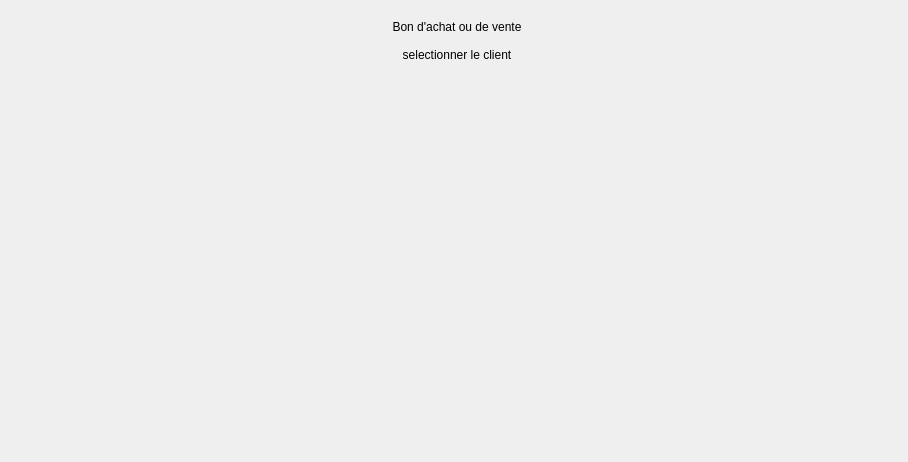
Old version of the form New folder/Purchcemodifided.ui in the repository aitsaadachakib/Inventory-and-Sales-Management-System.
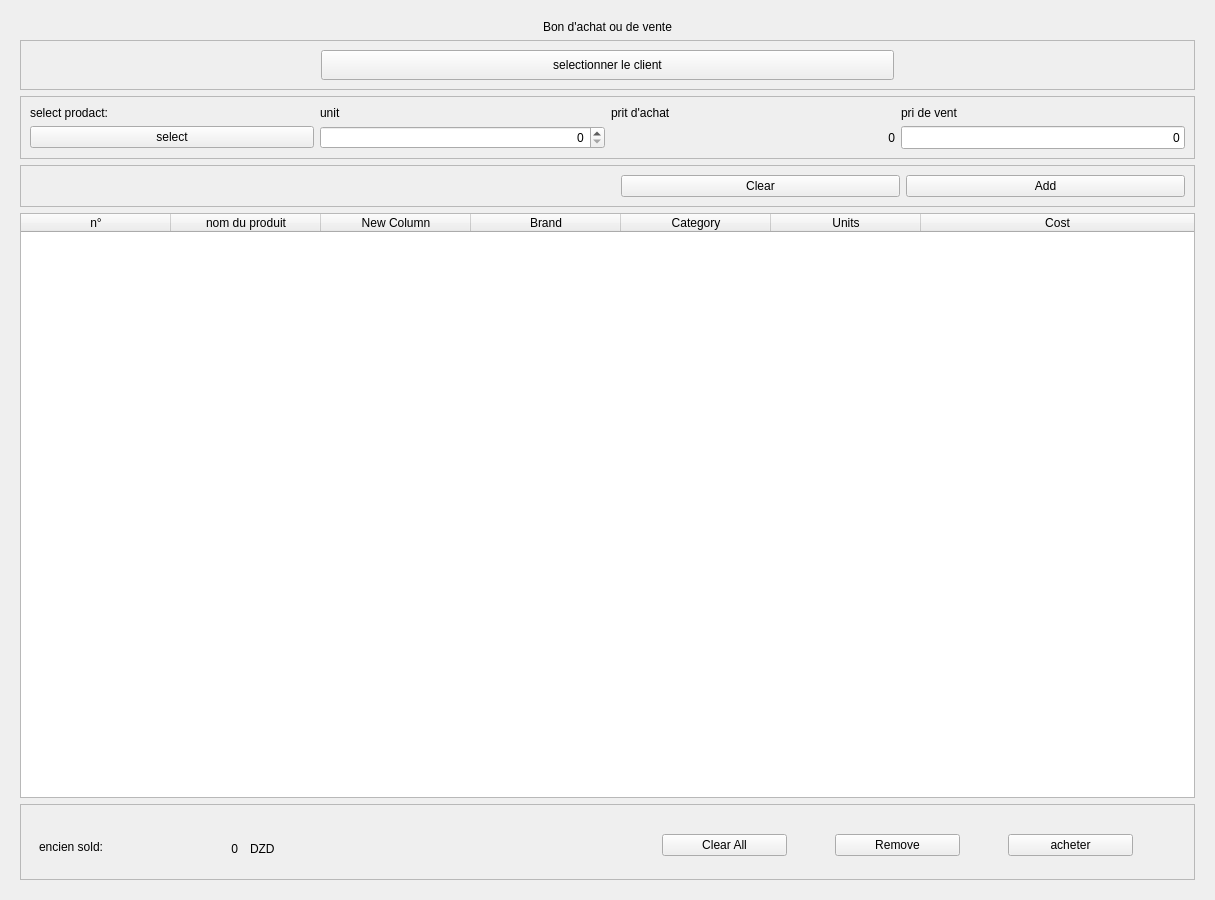
New version of the form.

Commit message: adding client menu not comleted

```diff
--- a/New folder/Purchcemodifided.ui
+++ b/New folder/Purchcemodifided.ui
@@ -9,8 +9,8 @@
    <rect>
     <x>0</x>
     <y>0</y>
-    <width>908</width>
-    <height>462</height>
+    <width>1215</width>
+    <height>900</height>
    </rect>
   </property>
   <property name="windowTitle">
@@ -23,16 +23,22 @@
    <bool>false</bool>
   </property>
   <layout class="QGridLayout" name="gridLayout">
-   <item row="0" column="1">
-    <widget class="QFrame" name="frame">
+   <item row="0" column="0">
+    <widget class="QFrame" name="mainfraim">
+     <property name="sizePolicy">
+      <sizepolicy hsizetype="Expanding" vsizetype="Expanding">
+       <horstretch>0</horstretch>
+       <verstretch>0</verstretch>
+      </sizepolicy>
+     </property>
      <property name="frameShape">
       <enum>QFrame::NoFrame</enum>
      </property>
      <property name="frameShadow">
       <enum>QFrame::Plain</enum>
      </property>
-     <layout class="QFormLayout" name="formLayout">
-      <item row="0" column="1">
+     <layout class="QGridLayout" name="gridLayout_4">
+      <item row="0" column="0">
        <widget class="QLabel" name="label">
         <property name="minimumSize">
          <size>
@@ -54,20 +60,521 @@
         </property>
        </widget>
       </item>
-      <item row="1" column="1">
-       <widget class="QLabel" name="label_2">
+      <item row="1" column="0">
+       <widget class="QFrame" name="selctclientframe">
         <property name="minimumSize">
          <size>
           <width>0</width>
-          <height>30</height>
+          <height>0</height>
          </size>
         </property>
-        <property name="text">
-         <string>selectionner le client</string>
+        <property name="frameShape">
+         <enum>QFrame::StyledPanel</enum>
         </property>
-        <property name="alignment">
-         <set>Qt::AlignCenter</set>
+        <property name="frameShadow">
+         <enum>QFrame::Raised</enum>
         </property>
+        <layout class="QGridLayout" name="gridLayout_2">
+         <property name="leftMargin">
+          <number>300</number>
+         </property>
+         <property name="rightMargin">
+          <number>300</number>
+         </property>
+         <item row="0" column="0">
+          <widget class="QPushButton" name="clientbutton">
+           <property name="minimumSize">
+            <size>
+             <width>0</width>
+             <height>30</height>
+            </size>
+           </property>
+           <property name="text">
+            <string>selectionner le client</string>
+           </property>
+          </widget>
+         </item>
+        </layout>
+       </widget>
+      </item>
+      <item row="3" column="0">
+       <widget class="QFrame" name="frame_2">
+        <property name="minimumSize">
+         <size>
+          <width>0</width>
+          <height>0</height>
+         </size>
+        </property>
+        <property name="frameShape">
+         <enum>QFrame::StyledPanel</enum>
+        </property>
+        <property name="frameShadow">
+         <enum>QFrame::Raised</enum>
+        </property>
+        <layout class="QHBoxLayout" name="horizontalLayout">
+         <property name="leftMargin">
+          <number>600</number>
+         </property>
+         <item>
+          <widget class="QPushButton" name="pushButton_3">
+           <property name="text">
+            <string>Clear</string>
+           </property>
+          </widget>
+         </item>
+         <item>
+          <widget class="QPushButton" name="pushButton_2">
+           <property name="text">
+            <string>Add</string>
+           </property>
+          </widget>
+         </item>
+        </layout>
+       </widget>
+      </item>
+      <item row="2" column="0">
+       <widget class="QFrame" name="frame">
+        <property name="sizePolicy">
+         <sizepolicy hsizetype="Preferred" vsizetype="Preferred">
+          <horstretch>0</horstretch>
+          <verstretch>0</verstretch>
+         </sizepolicy>
+        </property>
+        <property name="minimumSize">
+         <size>
+          <width>0</width>
+          <height>0</height>
+         </size>
+        </property>
+        <property name="frameShape">
+         <enum>QFrame::StyledPanel</enum>
+        </property>
+        <property name="frameShadow">
+         <enum>QFrame::Raised</enum>
+        </property>
+        <layout class="QGridLayout" name="gridLayout_3">
+         <item row="1" column="3">
+          <widget class="QLineEdit" name="pritdeventetext">
+           <property name="sizePolicy">
+            <sizepolicy hsizetype="Preferred" vsizetype="Preferred">
+             <horstretch>0</horstretch>
+             <verstretch>0</verstretch>
+            </sizepolicy>
+           </property>
+           <property name="text">
+            <string>0</string>
+           </property>
+           <property name="alignment">
+            <set>Qt::AlignRight|Qt::AlignTrailing|Qt::AlignVCenter</set>
+           </property>
+          </widget>
+         </item>
+         <item row="1" column="0">
+          <widget class="QPushButton" name="productbutton">
+           <property name="text">
+            <string>select</string>
+           </property>
+          </widget>
+         </item>
+         <item row="0" column="3">
+          <widget class="QLabel" name="label_5">
+           <property name="text">
+            <string>pri de vent</string>
+           </property>
+          </widget>
+         </item>
+         <item row="0" column="1">
+          <widget class="QLabel" name="label_3">
+           <property name="text">
+            <string>unit</string>
+           </property>
+          </widget>
+         </item>
+         <item row="0" column="0">
+          <widget class="QLabel" name="label_2">
+           <property name="text">
+            <string>select prodact:</string>
+           </property>
+          </widget>
+         </item>
+         <item row="0" column="2">
+          <widget class="QLabel" name="label_4">
+           <property name="text">
+            <string>prit d'achat</string>
+           </property>
+          </widget>
+         </item>
+         <item row="1" column="2">
+          <widget class="QLabel" name="pritdachattext">
+           <property name="text">
+            <string>0</string>
+           </property>
+           <property name="alignment">
+            <set>Qt::AlignRight|Qt::AlignTrailing|Qt::AlignVCenter</set>
+           </property>
+          </widget>
+         </item>
+         <item row="1" column="1">
+          <widget class="QSpinBox" name="unitnumber">
+           <property name="alignment">
+            <set>Qt::AlignRight|Qt::AlignTrailing|Qt::AlignVCenter</set>
+           </property>
+          </widget>
+         </item>
+        </layout>
+       </widget>
+      </item>
+      <item row="4" column="0">
+       <widget class="QTableWidget" name="tableCart">
+        <property name="sizePolicy">
+         <sizepolicy hsizetype="Expanding" vsizetype="Expanding">
+          <horstretch>0</horstretch>
+          <verstretch>0</verstretch>
+         </sizepolicy>
+        </property>
+        <property name="minimumSize">
+         <size>
+          <width>0</width>
+          <height>500</height>
+         </size>
+        </property>
+        <property name="layoutDirection">
+         <enum>Qt::LeftToRight</enum>
+        </property>
+        <property name="autoFillBackground">
+         <bool>false</bool>
+        </property>
+        <property name="horizontalScrollBarPolicy">
+         <enum>Qt::ScrollBarAsNeeded</enum>
+        </property>
+        <property name="sizeAdjustPolicy">
+         <enum>QAbstractScrollArea::AdjustIgnored</enum>
+        </property>
+        <property name="editTriggers">
+         <set>QAbstractItemView::NoEditTriggers</set>
+        </property>
+        <property name="tabKeyNavigation">
+         <bool>true</bool>
+        </property>
+        <property name="showDropIndicator" stdset="0">
+         <bool>true</bool>
+        </property>
+        <property name="dragDropOverwriteMode">
+         <bool>true</bool>
+        </property>
+        <property name="alternatingRowColors">
+         <bool>true</bool>
+        </property>
+        <property name="selectionMode">
+         <enum>QAbstractItemView::SingleSelection</enum>
+        </property>
+        <property name="selectionBehavior">
+         <enum>QAbstractItemView::SelectRows</enum>
+        </property>
+        <property name="textElideMode">
+         <enum>Qt::ElideMiddle</enum>
+        </property>
+        <property name="verticalScrollMode">
+         <enum>QAbstractItemView::ScrollPerPixel</enum>
+        </property>
+        <property name="horizontalScrollMode">
+         <enum>QAbstractItemView::ScrollPerPixel</enum>
+        </property>
+        <property name="showGrid">
+         <bool>true</bool>
+        </property>
+        <property name="gridStyle">
+         <enum>Qt::SolidLine</enum>
+        </property>
+        <property name="sortingEnabled">
+         <bool>true</bool>
+        </property>
+        <attribute name="horizontalHeaderCascadingSectionResizes">
+         <bool>false</bool>
+        </attribute>
+        <attribute name="horizontalHeaderDefaultSectionSize">
+         <number>150</number>
+        </attribute>
+        <attribute name="horizontalHeaderStretchLastSection">
+         <bool>true</bool>
+        </attribute>
+        <column>
+         <property name="text">
+          <string>n°</string>
+         </property>
+        </column>
+        <column>
+         <property name="text">
+          <string>nom du produit</string>
+         </property>
+        </column>
+        <column>
+         <property name="text">
+          <string>New Column</string>
+         </property>
+        </column>
+        <column>
+         <property name="text">
+          <string>Brand</string>
+         </property>
+        </column>
+        <column>
+         <property name="text">
+          <string>Category</string>
+         </property>
+        </column>
+        <column>
+         <property name="text">
+          <string>Units</string>
+         </property>
+        </column>
+        <column>
+         <property name="text">
+          <string>Cost</string>
+         </property>
+        </column>
+       </widget>
+      </item>
+      <item row="5" column="0">
+       <widget class="QFrame" name="frame_3">
+        <property name="minimumSize">
+         <size>
+          <width>0</width>
+          <height>0</height>
+         </size>
+        </property>
+        <property name="frameShape">
+         <enum>QFrame::StyledPanel</enum>
+        </property>
+        <property name="frameShadow">
+         <enum>QFrame::Raised</enum>
+        </property>
+        <layout class="QGridLayout" name="gridLayout_5">
+         <item row="2" column="0">
+          <widget class="QFrame" name="frameSold">
+           <property name="minimumSize">
+            <size>
+             <width>0</width>
+             <height>0</height>
+            </size>
+           </property>
+           <property name="maximumSize">
+            <size>
+             <width>16777215</width>
+             <height>30</height>
+            </size>
+           </property>
+           <widget class="QLabel" name="labelTotal1">
+            <property name="geometry">
+             <rect>
+              <x>9</x>
+              <y>9</y>
+              <width>177</width>
+              <height>16</height>
+             </rect>
+            </property>
+            <property name="styleSheet">
+             <string notr="true"/>
+            </property>
+            <property name="text">
+             <string>encien sold:</string>
+            </property>
+           </widget>
+           <widget class="QLabel" name="labelSold">
+            <property name="geometry">
+             <rect>
+              <x>67</x>
+              <y>9</y>
+              <width>141</width>
+              <height>20</height>
+             </rect>
+            </property>
+            <property name="styleSheet">
+             <string notr="true"/>
+            </property>
+            <property name="text">
+             <string>0</string>
+            </property>
+            <property name="alignment">
+             <set>Qt::AlignRight|Qt::AlignTrailing|Qt::AlignVCenter</set>
+            </property>
+           </widget>
+           <widget class="QLabel" name="labelDZD">
+            <property name="geometry">
+             <rect>
+              <x>220</x>
+              <y>9</y>
+              <width>331</width>
+              <height>20</height>
+             </rect>
+            </property>
+            <property name="styleSheet">
+             <string notr="true"/>
+            </property>
+            <property name="text">
+             <string>DZD</string>
+            </property>
+           </widget>
+          </widget>
+         </item>
+         <item row="0" column="0">
+          <widget class="QFrame" name="frameCost">
+           <property name="minimumSize">
+            <size>
+             <width>0</width>
+             <height>0</height>
+            </size>
+           </property>
+           <property name="maximumSize">
+            <size>
+             <width>16777215</width>
+             <height>30</height>
+            </size>
+           </property>
+           <widget class="QLabel" name="labelCost">
+            <property name="geometry">
+             <rect>
+              <x>69</x>
+              <y>9</y>
+              <width>141</width>
+              <height>20</height>
+             </rect>
+            </property>
+            <property name="sizePolicy">
+             <sizepolicy hsizetype="Expanding" vsizetype="Expanding">
+              <horstretch>0</horstretch>
+              <verstretch>0</verstretch>
+             </sizepolicy>
+            </property>
+            <property name="styleSheet">
+             <string notr="true"/>
+            </property>
+            <property name="text">
+             <string>0</string>
+            </property>
+            <property name="alignment">
+             <set>Qt::AlignRight|Qt::AlignTrailing|Qt::AlignVCenter</set>
+            </property>
+           </widget>
+           <widget class="QLabel" name="labelRs">
+            <property name="geometry">
+             <rect>
+              <x>218</x>
+              <y>9</y>
+              <width>321</width>
+              <height>20</height>
+             </rect>
+            </property>
+            <property name="styleSheet">
+             <string notr="true"/>
+            </property>
+            <property name="text">
+             <string>DZD</string>
+            </property>
+           </widget>
+           <widget class="QLabel" name="labelTotal">
+            <property name="geometry">
+             <rect>
+              <x>9</x>
+              <y>9</y>
+              <width>173</width>
+              <height>16</height>
+             </rect>
+            </property>
+            <property name="styleSheet">
+             <string notr="true"/>
+            </property>
+            <property name="text">
+             <string>Total Cost :</string>
+            </property>
+           </widget>
+          </widget>
+         </item>
+         <item row="2" column="1">
+          <widget class="QFrame" name="frameCartButtons">
+           <property name="minimumSize">
+            <size>
+             <width>0</width>
+             <height>50</height>
+            </size>
+           </property>
+           <property name="maximumSize">
+            <size>
+             <width>16777215</width>
+             <height>50</height>
+            </size>
+           </property>
+           <layout class="QHBoxLayout" name="horizontalLayout_4">
+            <item>
+             <widget class="QPushButton" name="buttonClearAll">
+              <property name="minimumSize">
+               <size>
+                <width>125</width>
+                <height>0</height>
+               </size>
+              </property>
+              <property name="maximumSize">
+               <size>
+                <width>125</width>
+                <height>16777215</height>
+               </size>
+              </property>
+              <property name="cursor">
+               <cursorShape>PointingHandCursor</cursorShape>
+              </property>
+              <property name="text">
+               <string>Clear All</string>
+              </property>
+             </widget>
+            </item>
+            <item>
+             <widget class="QPushButton" name="buttonRemove">
+              <property name="minimumSize">
+               <size>
+                <width>125</width>
+                <height>0</height>
+               </size>
+              </property>
+              <property name="maximumSize">
+               <size>
+                <width>125</width>
+                <height>16777215</height>
+               </size>
+              </property>
+              <property name="cursor">
+               <cursorShape>PointingHandCursor</cursorShape>
+              </property>
+              <property name="text">
+               <string>Remove</string>
+              </property>
+             </widget>
+            </item>
+            <item>
+             <widget class="QPushButton" name="buttonPurchase">
+              <property name="minimumSize">
+               <size>
+                <width>125</width>
+                <height>0</height>
+               </size>
+              </property>
+              <property name="maximumSize">
+               <size>
+                <width>125</width>
+                <height>16777215</height>
+               </size>
+              </property>
+              <property name="cursor">
+               <cursorShape>PointingHandCursor</cursorShape>
+              </property>
+              <property name="text">
+               <string>acheter</string>
+              </property>
+             </widget>
+            </item>
+           </layout>
+          </widget>
+         </item>
+        </layout>
        </widget>
       </item>
      </layout>
```
Left out of the diff: 3 changed lines with no effect on the pictures. The commit also changes 18 other files.
